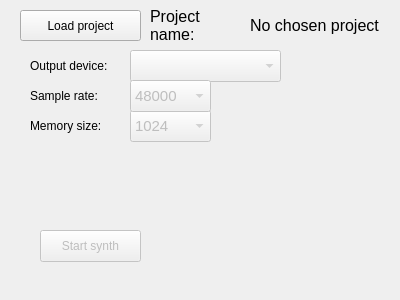
Qt form wavetable-synth/python/wavetable_gui.ui (kj-jondell/Diabetes-Synth) before a commit.
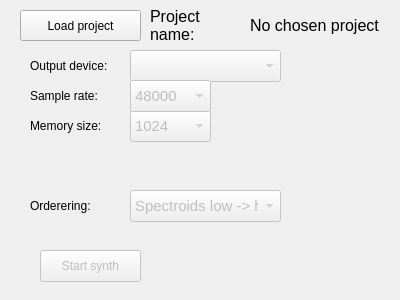
The same form after that commit.

Patch:
```diff
--- a/wavetable-synth/python/wavetable_gui.ui
+++ b/wavetable-synth/python/wavetable_gui.ui
@@ -72,7 +72,7 @@
    <property name="geometry">
     <rect>
      <x>40</x>
-     <y>230</y>
+     <y>250</y>
      <width>101</width>
      <height>32</height>
     </rect>
@@ -259,6 +259,63 @@
     <bool>true</bool>
    </property>
   </widget>
+  <widget class="QLabel" name="label_5">
+   <property name="geometry">
+    <rect>
+     <x>30</x>
+     <y>190</y>
+     <width>101</width>
+     <height>31</height>
+    </rect>
+   </property>
+   <property name="text">
+    <string>Orderering:</string>
+   </property>
+   <property name="alignment">
+    <set>Qt::AlignLeading|Qt::AlignLeft|Qt::AlignVCenter</set>
+   </property>
+  </widget>
+  <widget class="QComboBox" name="ordering">
+   <property name="enabled">
+    <bool>false</bool>
+   </property>
+   <property name="geometry">
+    <rect>
+     <x>130</x>
+     <y>190</y>
+     <width>151</width>
+     <height>32</height>
+    </rect>
+   </property>
+   <property name="font">
+    <font>
+     <pointsize>11</pointsize>
+    </font>
+   </property>
+   <property name="currentIndex">
+    <number>0</number>
+   </property>
+   <item>
+    <property name="text">
+     <string>Spectroids low -&gt; hi</string>
+    </property>
+   </item>
+   <item>
+    <property name="text">
+     <string>Spectroids hi -&gt; low</string>
+    </property>
+   </item>
+   <item>
+    <property name="text">
+     <string>Linear</string>
+    </property>
+   </item>
+   <item>
+    <property name="text">
+     <string>Random</string>
+    </property>
+   </item>
+  </widget>
  </widget>
  <resources/>
  <connections/>
```
